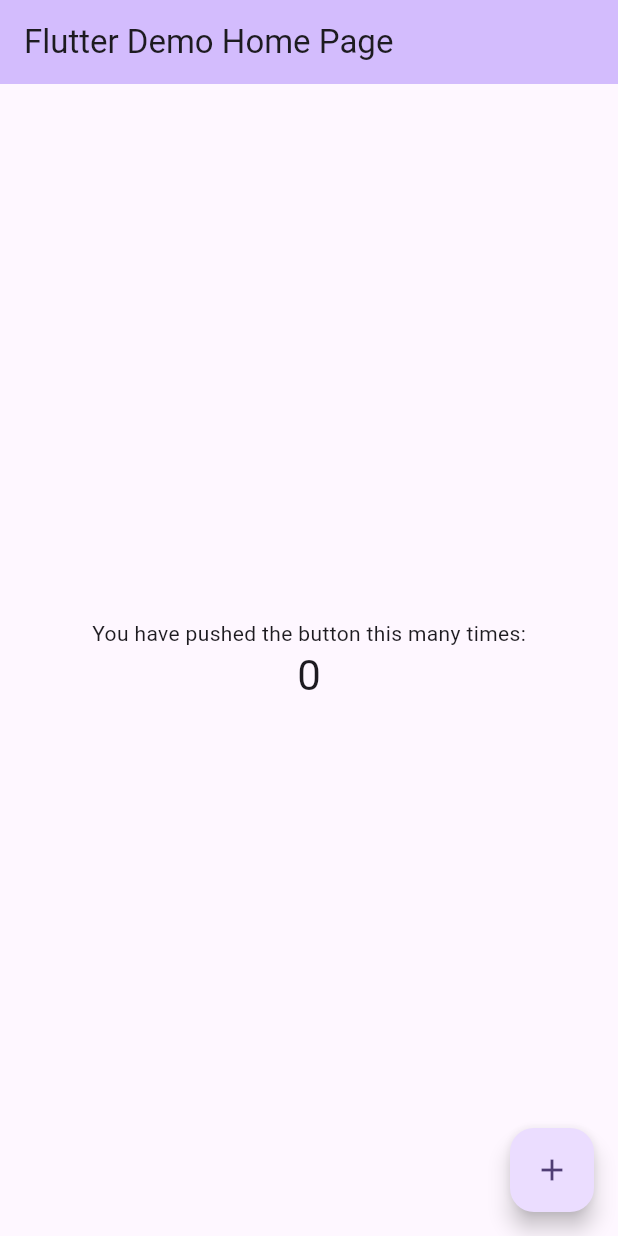
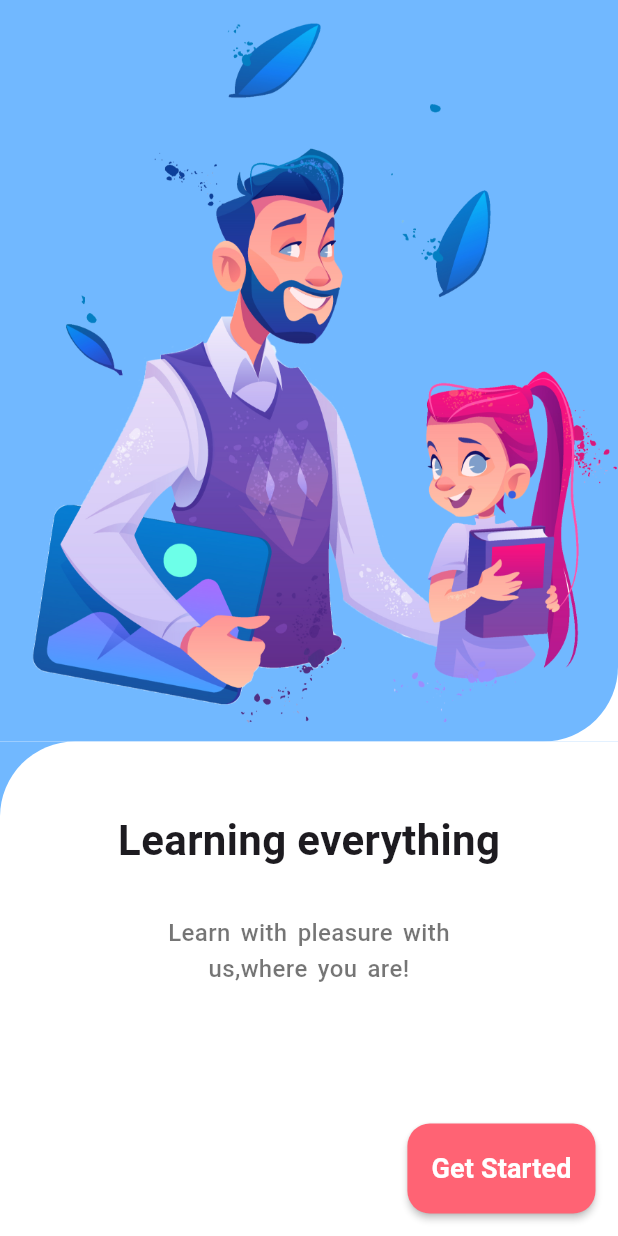
Before and after one commit to francheizko/flutter-new-exercise, a Flutter app: the screen it shows after launch, on a phone screen of 412 x 824 dp. Run offline on Flutter 3.47's test engine with Material 2 defaults, Android fonts, the phone set to English and light mode, and no system bars; missing offline and left inert: e_learning_app.

Commit message:
initializing welcome screen

```diff
--- a/lib/main.dart
+++ b/lib/main.dart
@@ -1,4 +1,5 @@
 import 'package:flutter/material.dart';
+import 'package:flutter_application_1/screens/welcome_screen.dart';
 
 void main() {
   runApp(const MyApp());
@@ -11,6 +12,7 @@ class MyApp extends StatelessWidget {
   @override
   Widget build(BuildContext context) {
     return MaterialApp(
+      debugShowCheckedModeBanner: false,
       title: 'Flutter Demo',
       theme: ThemeData(
         // This is the theme of your application.
@@ -31,95 +33,7 @@ class MyApp extends StatelessWidget {
         colorScheme: ColorScheme.fromSeed(seedColor: Colors.deepPurple),
         useMaterial3: true,
       ),
-      home: const MyHomePage(title: 'Flutter Demo Home Page'),
+      home: const WelcomeScreen(),
     );
   }
 }
-
-class MyHomePage extends StatefulWidget {
-  const MyHomePage({super.key, required this.title});
-
-  // This widget is the home page of your application. It is stateful, meaning
-  // that it has a State object (defined below) that contains fields that affect
-  // how it looks.
-
-  // This class is the configuration for the state. It holds the values (in this
-  // case the title) provided by the parent (in this case the App widget) and
-  // used by the build method of the State. Fields in a Widget subclass are
-  // always marked "final".
-
-  final String title;
-
-  @override
-  State<MyHomePage> createState() => _MyHomePageState();
-}
-
-class _MyHomePageState extends State<MyHomePage> {
-  int _counter = 0;
-
-  void _incrementCounter() {
-    setState(() {
-      // This call to setState tells the Flutter framework that something has
-      // changed in this State, which causes it to rerun the build method below
-      // so that the display can reflect the updated values. If we changed
-      // _counter without calling setState(), then the build method would not be
-      // called again, and so nothing would appear to happen.
-      _counter++;
-    });
-  }
-
-  @override
-  Widget build(BuildContext context) {
-    // This method is rerun every time setState is called, for instance as done
-    // by the _incrementCounter method above.
-    //
-    // The Flutter framework has been optimized to make rerunning build methods
-    // fast, so that you can just rebuild anything that needs updating rather
-    // than having to individually change instances of widgets.
-    return Scaffold(
-      appBar: AppBar(
-        // TRY THIS: Try changing the color here to a specific color (to
-        // Colors.amber, perhaps?) and trigger a hot reload to see the AppBar
-        // change color while the other colors stay the same.
-        backgroundColor: Theme.of(context).colorScheme.inversePrimary,
-        // Here we take the value from the MyHomePage object that was created by
-        // the App.build method, and use it to set our appbar title.
-        title: Text(widget.title),
-      ),
-      body: Center(
-        // Center is a layout widget. It takes a single child and positions it
-        // in the middle of the parent.
-        child: Column(
-          // Column is also a layout widget. It takes a list of children and
-          // arranges them vertically. By default, it sizes itself to fit its
-          // children horizontally, and tries to be as tall as its parent.
-          //
-          // Column has various properties to control how it sizes itself and
-          // how it positions its children. Here we use mainAxisAlignment to
-          // center the children vertically; the main axis here is the vertical
-          // axis because Columns are vertical (the cross axis would be
-          // horizontal).
-          //
-          // TRY THIS: Invoke "debug painting" (choose the "Toggle Debug Paint"
-          // action in the IDE, or press "p" in the console), to see the
-          // wireframe for each widget.
-          mainAxisAlignment: MainAxisAlignment.center,
-          children: <Widget>[
-            const Text(
-              'You have pushed the button this many times:',
-            ),
-            Text(
-              '$_counter',
-              style: Theme.of(context).textTheme.headlineMedium,
-            ),
-          ],
-        ),
-      ),
-      floatingActionButton: FloatingActionButton(
-        onPressed: _incrementCounter,
-        tooltip: 'Increment',
-        child: const Icon(Icons.add),
-      ), // This trailing comma makes auto-formatting nicer for build methods.
-    );
-  }
-}
--- /dev/null
+++ b/lib/screens/welcome_screen.dart
@@ -0,0 +1,106 @@
+// ignore_for_file: prefer_const_constructors
+
+import 'package:e_learning_app/screens/home_screen.dart';
+import 'package:flutter/material.dart';
+import 'package:flutter_application_1/constants.dart';
+
+class WelcomeScreen extends StatelessWidget {
+  const WelcomeScreen({Key? key}) : super(key: key);
+
+  @override
+  Widget build(BuildContext context) {
+    return Scaffold(
+      backgroundColor: Colors.white,
+      body: SafeArea(
+        child: Column(
+          children: [
+            Expanded(
+                flex: 3,
+                child: Container(
+                  width: double.infinity,
+                  decoration: const BoxDecoration(
+                      color: kblue,
+                      borderRadius:
+                          BorderRadius.only(bottomRight: Radius.circular(50))),
+                  child: Column(
+                    children: [
+                      Expanded(child: Image.asset("assets/images/welcome.png"))
+                    ],
+                  ),
+                )),
+            Expanded(
+                flex: 2,
+                child: Container(
+                  color: kblue,
+                  child: Container(
+                    width: double.infinity,
+                    decoration: const BoxDecoration(
+                        color: Colors.white,
+                        borderRadius: BorderRadius.only(
+                          topLeft: Radius.circular(50),
+                        )),
+                    child: Padding(
+                      padding: const EdgeInsets.all(15.0),
+                      child: Column(
+                        children: [
+                          Spacer(),
+                          Text(
+                            "Learning everything",
+                            style: TextStyle(
+                              fontSize: 28,
+                              fontWeight: FontWeight.bold,
+                            ),
+                          ),
+                          Spacer(),
+                          Text(
+                            "Learn with pleasure with\nus,where you are!",
+                            textAlign: TextAlign.center,
+                            style: TextStyle(
+                              color: Colors.black54,
+                              wordSpacing: 2.5,
+                              height: 1.5,
+                              fontSize: 16,
+                              fontWeight: FontWeight.w500,
+                            ),
+                          ),
+                          Spacer(
+                            flex: 3,
+                          ),
+                          //repleace sizebox with spacer
+                          Row(
+                            //button position
+                            mainAxisAlignment: MainAxisAlignment.end,
+                            children: [
+                              MaterialButton(
+                                height: 60,
+                                shape: RoundedRectangleBorder(
+                                    borderRadius: BorderRadius.circular(15.0)),
+                                color: kpink,
+                                onPressed: () {
+                                  //home screen path
+                                  Navigator.push(
+                                      context,
+                                      MaterialPageRoute(
+                                          builder: (context) => HomeScreen()));
+                                },
+                                child: Text(
+                                  "Get Started",
+                                  style: TextStyle(
+                                      fontWeight: FontWeight.bold,
+                                      fontSize: 18,
+                                      color: Colors.white),
+                                ),
+                              )
+                            ],
+                          )
+                        ],
+                      ),
+                    ),
+                  ),
+                ))
+          ],
+        ),
+      ),
+    );
+  }
+}
--- a/pubspec.yaml
+++ b/pubspec.yaml
@@ -59,7 +59,9 @@ flutter:
   uses-material-design: true
 
   # To add assets to your application, add an assets section, like this:
-  # assets:
+  assets:
+      - assets/icon/
+      - assets/images/
   #   - images/a_dot_burr.jpeg
   #   - images/a_dot_ham.jpeg
 
```
Also changed, not shown: 1 other file.
